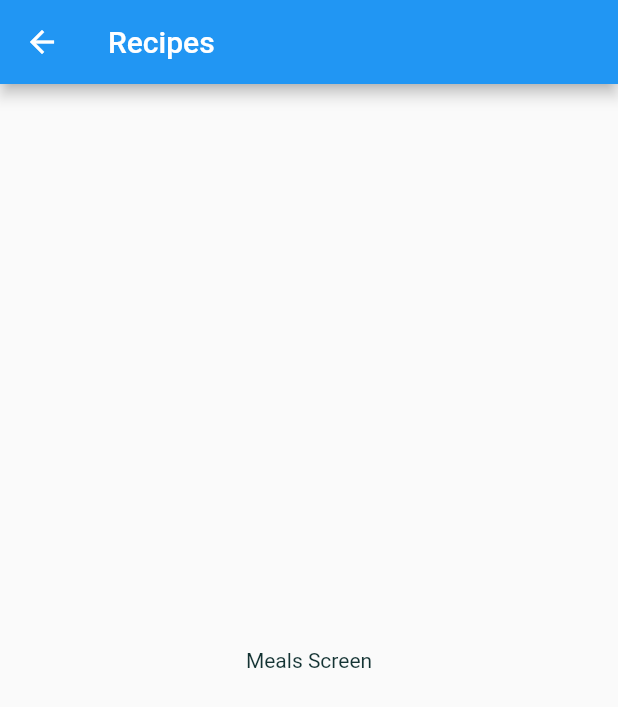
After one commit to damjanh/meals, a Flutter app: the screen it shows after launch, after a tap on "Italian", on a phone screen of 412 x 824 dp. The commit adds this screen. Shown: the top 707 px of the screen. Run offline on Flutter 3.47's test engine with Material 2 defaults, Android fonts, the phone set to English and light mode, and no system bars.

Commit message:
Add category details page widget and implement navigation.

```diff
--- a/lib/category_item.dart
+++ b/lib/category_item.dart
@@ -1,6 +1,7 @@
 import 'package:flutter/material.dart';
 
 import './utils.dart';
+import 'category_meals_screen.dart';
 
 class CategoryItem extends StatelessWidget {
   final String title;
@@ -8,11 +9,24 @@ class CategoryItem extends StatelessWidget {
 
   CategoryItem({this.title, this.color});
 
+  void _onCategorySelected(BuildContext context) {
+    Navigator.of(context).push(MaterialPageRoute(builder: (_) {
+      return CategoryMealsScreen();
+    }));
+  }
+
   @override
   Widget build(BuildContext context) {
-    return Container(
+    return InkWell(
+      onTap: () => _onCategorySelected(context),
+      splashColor: Theme.of(context).accentColor,
+      borderRadius: BorderRadius.circular(15),
+      child: Container(
         padding: const EdgeInsets.all(15),
-      child: Text(title, style: Theme.of(context).textTheme.headline6,),
+        child: Text(
+          title,
+          style: Theme.of(context).textTheme.headline6,
+        ),
         decoration: BoxDecoration(
           gradient: LinearGradient(
             colors: [color.withOpacity(0.7), color],
@@ -28,6 +42,7 @@ class CategoryItem extends StatelessWidget {
             ),
           ),
         ),
+      ),
     );
   }
 }
--- /dev/null
+++ b/lib/category_meals_screen.dart
@@ -0,0 +1,15 @@
+import 'package:flutter/material.dart';
+
+class CategoryMealsScreen extends StatelessWidget {
+  @override
+  Widget build(BuildContext context) {
+    return Scaffold(
+      appBar: AppBar(
+        title: const Text('Recipes'),
+      ),
+      body: Center(
+        child: const Text('Meals Screen'),
+      ),
+    );
+  }
+}
```
Lines whose indentation alone changed are shown as unchanged.
